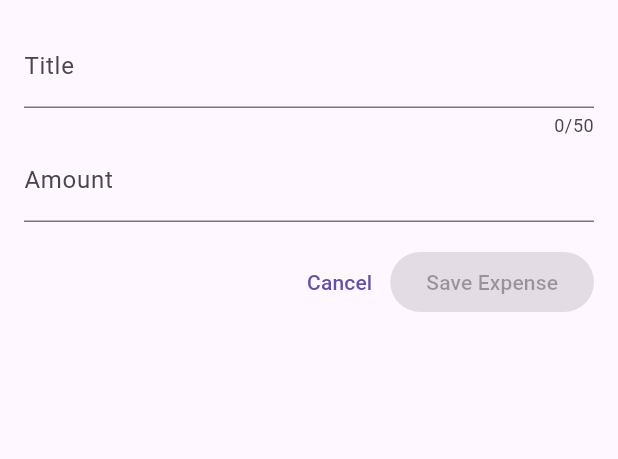
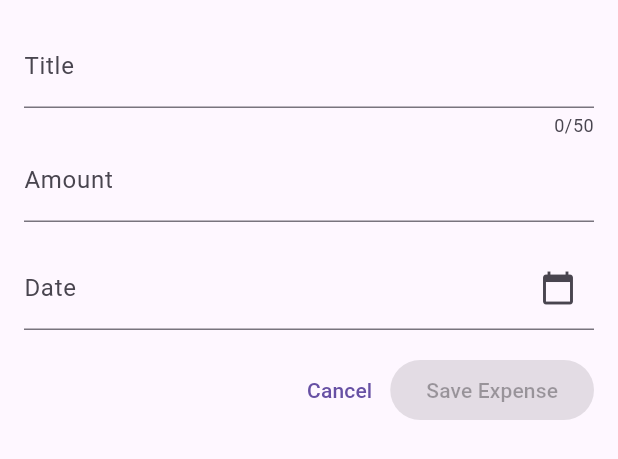
Before and after one commit to Joshlanuevo/flutter-playground, a Flutter app: the NewExpense widget shown alone on an empty page, opened directly, on a phone screen of 412 x 824 dp. Shown: the top 459 px of the screen. Run offline on Flutter 3.47's test engine with Material 3 defaults, Android fonts, the phone set to English and light mode, and no system bars; our stand-ins replace google_fonts.

Commit message:
add date picker to select expense date and display formatted date

```diff
--- a/expense_tracker/lib/widgets/new_expense.dart
+++ b/expense_tracker/lib/widgets/new_expense.dart
@@ -1,6 +1,6 @@
 import 'package:flutter/material.dart';
-
 import 'package:flutter/services.dart';
+import 'package:intl/intl.dart';
 
 class NewExpense extends StatefulWidget {
   const NewExpense({super.key});
@@ -14,6 +14,7 @@ class NewExpense extends StatefulWidget {
 class _NewExpenseState extends State<NewExpense> {
   final _titleController = TextEditingController();
   final _amountController = TextEditingController();
+  DateTime _selectedDate = DateTime.now();
 
   bool get _isFormValid {
     return _titleController.text.trim().isNotEmpty &&
@@ -39,12 +40,30 @@ class _NewExpenseState extends State<NewExpense> {
     super.dispose();
   }
 
+  void _pickDate() async {
+    final now = DateTime.now();
+    final pickedDate = await showDatePicker(
+      context: context,
+      initialDate: _selectedDate,
+      firstDate: DateTime(now.year - 5),
+      lastDate: DateTime(now.year + 5),
+    );
+
+    if (pickedDate != null) {
+      setState(() {
+        _selectedDate = pickedDate;
+      });
+    }
+  }
+
   void _saveExpense() {
     final title = _titleController.text.trim();
     final amount = double.parse(_amountController.text);
+    final formattedDate = DateFormat.yMMMd().format(_selectedDate);
 
     print('Title: $title');
     print('Amount: \$${amount.toStringAsFixed(2)}');
+    print('Date: $formattedDate');
 
     // Navigator.pop(context);
   }
@@ -64,9 +83,7 @@ class _NewExpenseState extends State<NewExpense> {
           ),
           TextField(
             controller: _amountController,
-            keyboardType: const TextInputType.numberWithOptions(
-              decimal: true,
-            ),
+            keyboardType: const TextInputType.numberWithOptions(decimal: true),
             inputFormatters: [
               FilteringTextInputFormatter.allow(
                 RegExp(r'^\d*\.?\d{0,2}'),
@@ -76,6 +93,16 @@ class _NewExpenseState extends State<NewExpense> {
               labelText: 'Amount',
               prefixText: '\$ ',
             ),
+          ),
+          const SizedBox(height: 16),
+          TextField(
+            readOnly: true,
+            decoration: InputDecoration(
+              labelText: 'Date',
+              hintText: DateFormat.yMMMd().format(_selectedDate),
+              suffixIcon: const Icon(Icons.calendar_today),
+            ),
+            onTap: _pickDate,
           ),
           const SizedBox(height: 16),
           Row(
```
